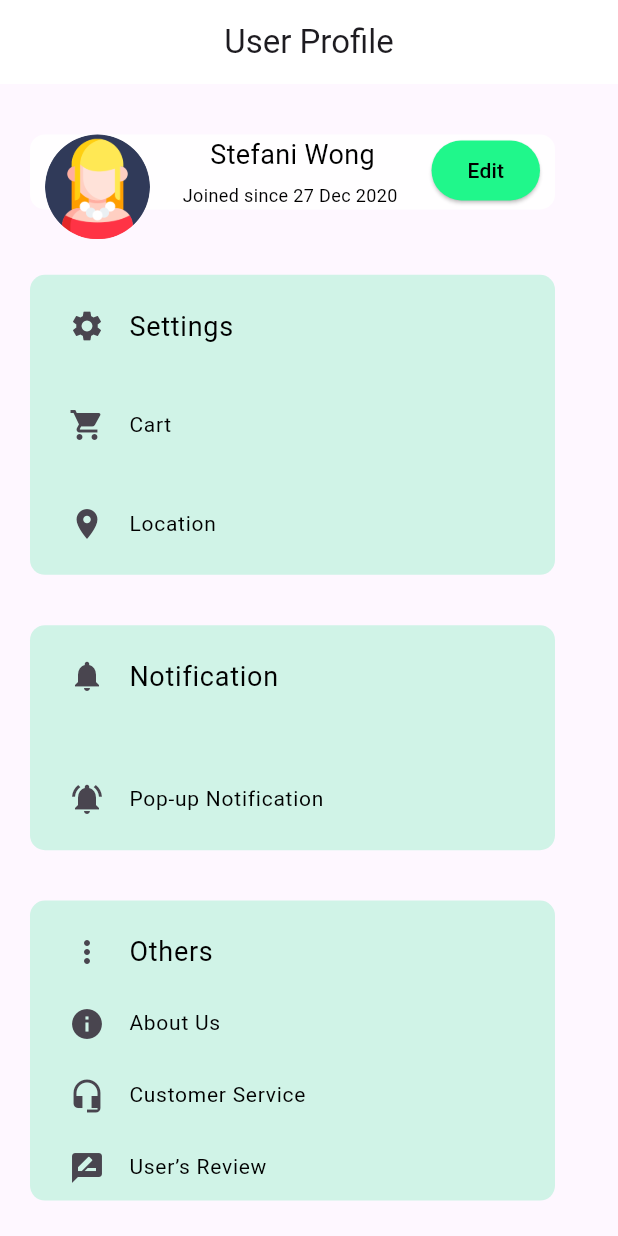
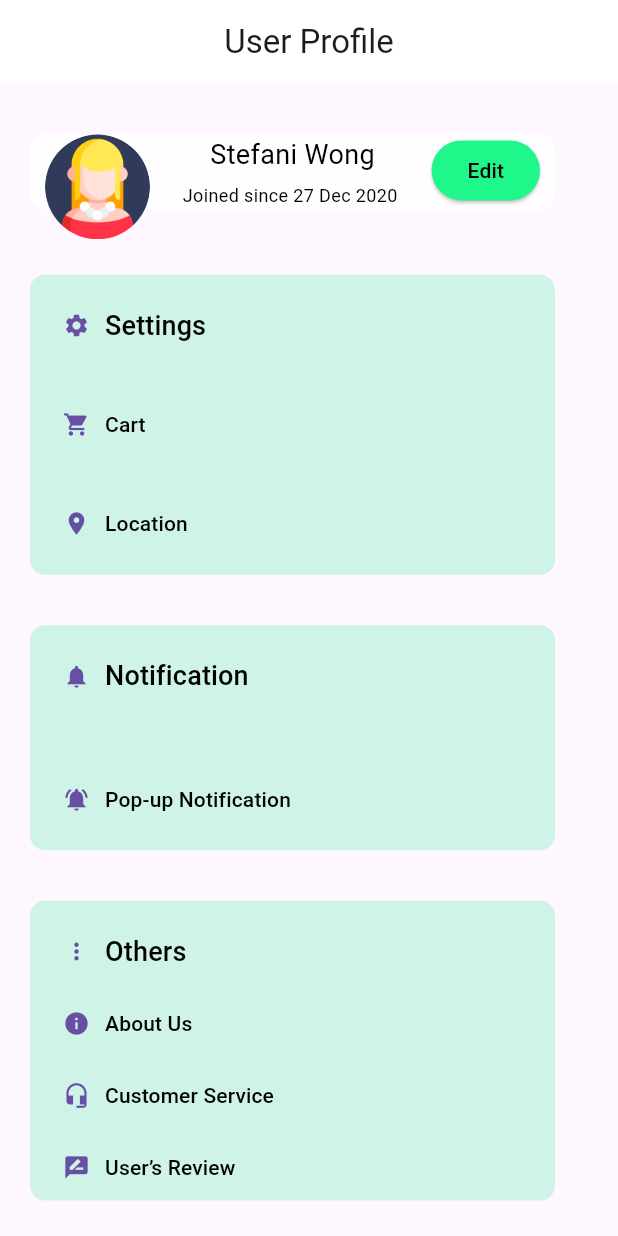
Before and after one commit to ILRSBandara/Farm-Linker, a Flutter app: the screen it shows after launch, on a phone screen of 412 x 824 dp. Run offline on Flutter 3.47's test engine with Material 3 defaults, Android fonts, the phone set to English and light mode, and no system bars; our stand-ins replace firebase_core; accounts and stored records are empty.

Commit message:
change buttons

```diff
--- a/lib/loding.dart
+++ b/lib/loding.dart
@@ -20,7 +20,7 @@ class _LodingState extends State<Loding> {
     Timer(const Duration(seconds: 4), () {
       // Navigate to the NextPage widget after a delay
       Navigator.of(context).pushReplacement(
-        MaterialPageRoute(builder: (_) => const User_profile()),
+        MaterialPageRoute(builder: (_) => const UserProfile()),
       );
     });
   }
--- a/lib/userprofile.dart
+++ b/lib/userprofile.dart
@@ -5,13 +5,13 @@ import 'package:flutter/material.dart';
 void main() {
   runApp(
     MaterialApp(
-      home: User_profile(),
+      home: UserProfile(),
     ),
   );
 }
 
-class User_profile extends StatelessWidget {
-  const User_profile({Key? key});
+class UserProfile extends StatelessWidget {
+  const UserProfile({Key? key});
 
   @override
   Widget build(BuildContext context) {
@@ -106,37 +106,58 @@ class User_profile extends StatelessWidget {
               crossAxisAlignment: CrossAxisAlignment.start,
               mainAxisAlignment: MainAxisAlignment.spaceBetween,
               children: [
-                ListTile(
-                  dense: true,
-                  leading: Icon(Icons.settings),
-                  title: Text(
+                TextButton(
+                  onPressed: () {
+                    // Button action
+                  },
+                  child: Row(
+                    children: [
+                      Icon(Icons.settings),
+                      SizedBox(width: 10),
+                      Text(
                         'Settings',
                         style: TextStyle(
                           color: const Color.fromARGB(255, 0, 0, 0),
                           fontSize: 18, // Change font size here
                         ),
                       ),
+                    ],
                   ),
-                ListTile(
-                  dense: true,
-                  leading: Icon(Icons.shopping_cart),
-                  title: Text(
+                ),
+                TextButton(
+                  onPressed: () {
+                    // Button action
+                  },
+                  child: Row(
+                    children: [
+                      Icon(Icons.shopping_cart),
+                      SizedBox(width: 10),
+                      Text(
                         'Cart',
                         style: TextStyle(
                           color: const Color.fromARGB(255, 0, 0, 0),
                           fontSize: 14, // Change font size here
                         ),
                       ),
+                    ],
                   ),
-                ListTile(
-                  dense: true,
-                  leading: Icon(Icons.location_on),
-                  title: Text(
+                ),
+                TextButton(
+                  onPressed: () {
+                    // Button action
+                  },
+                  child: Row(
+                    children: [
+                      Icon(Icons.location_on),
+                      SizedBox(width: 10),
+                      Text(
                         'Location',
                         style: TextStyle(
                           color: const Color.fromARGB(255, 0, 0, 0),
                           fontSize: 14, // Change font size here
                         ),
+                      ),
+                    ],
                   ),
                 ),
               ],
@@ -155,26 +176,40 @@ class User_profile extends StatelessWidget {
               crossAxisAlignment: CrossAxisAlignment.start,
               mainAxisAlignment: MainAxisAlignment.spaceBetween,
               children: [
-                ListTile(
-                  dense: true,
-                  leading: Icon(Icons.notifications),
-                  title: Text(
+                TextButton(
+                  onPressed: () {
+                    // Button action
+                  },
+                  child: Row(
+                    children: [
+                      Icon(Icons.notifications),
+                      SizedBox(width: 10),
+                      Text(
                         'Notification',
                         style: TextStyle(
                           color: const Color.fromARGB(255, 0, 0, 0),
                           fontSize: 18, // Change font size here
                         ),
                       ),
+                    ],
                   ),
-                ListTile(
-                  dense: true,
-                  leading: Icon(Icons.notifications_active),
-                  title: Text(
+                ),
+                TextButton(
+                  onPressed: () {
+                    // Button action
+                  },
+                  child: Row(
+                    children: [
+                      Icon(Icons.notifications_active),
+                      SizedBox(width: 10),
+                      Text(
                         'Pop-up Notification',
                         style: TextStyle(
                           color: const Color.fromARGB(255, 0, 0, 0),
                           fontSize: 14, // Change font size here
                         ),
+                      ),
+                    ],
                   ),
                 ),
               ],
@@ -193,48 +228,76 @@ class User_profile extends StatelessWidget {
               crossAxisAlignment: CrossAxisAlignment.start,
               mainAxisAlignment: MainAxisAlignment.spaceBetween,
               children: [
-                ListTile(
-                  dense: true,
-                  leading: Icon(Icons.more_vert),
-                  title: Text(
+                TextButton(
+                  onPressed: () {
+                    // Button action
+                  },
+                  child: Row(
+                    children: [
+                      Icon(Icons.more_vert),
+                      SizedBox(width: 10),
+                      Text(
                         'Others',
                         style: TextStyle(
                           color: const Color.fromARGB(255, 0, 0, 0),
                           fontSize: 18, // Change font size here
                         ),
                       ),
+                    ],
                   ),
-                ListTile(
-                  dense: true,
-                  leading: Icon(Icons.info),
-                  title: Text(
+                ),
+                TextButton(
+                  onPressed: () {
+                    // Button action
+                  },
+                  child: Row(
+                    children: [
+                      Icon(Icons.info),
+                      SizedBox(width: 10),
+                      Text(
                         'About Us',
                         style: TextStyle(
                           color: const Color.fromARGB(255, 0, 0, 0),
                           fontSize: 14, // Change font size here
                         ),
                       ),
+                    ],
                   ),
-                ListTile(
-                  dense: true,
-                  leading: Icon(Icons.headset_mic),
-                  title: Text(
+                ),
+                TextButton(
+                  onPressed: () {
+                    // Button action
+                  },
+                  child: Row(
+                    children: [
+                      Icon(Icons.headset_mic),
+                      SizedBox(width: 10),
+                      Text(
                         'Customer Service',
                         style: TextStyle(
                           color: const Color.fromARGB(255, 0, 0, 0),
                           fontSize: 14, // Change font size here
                         ),
                       ),
+                    ],
                   ),
-                ListTile(
-                  dense: true,
-                  leading: Icon(Icons.rate_review),
-                  title: Text(
+                ),
+                TextButton(
+                  onPressed: () {
+                    // Button action
+                  },
+                  child: Row(
+                    children: [
+                      Icon(Icons.rate_review),
+                      SizedBox(width: 10),
+                      Text(
                         'User’s Review',
                         style: TextStyle(
                           color: const Color.fromARGB(255, 0, 0, 0),
                           fontSize: 14, // Change font size here
                         ),
+                      ),
+                    ],
                   ),
                 ),
               ],
```
Lines whose indentation alone changed are shown as unchanged.
